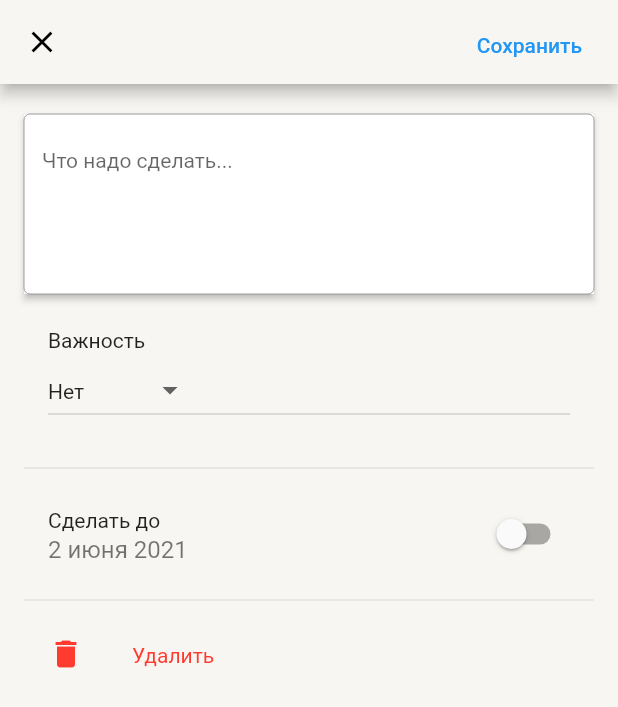
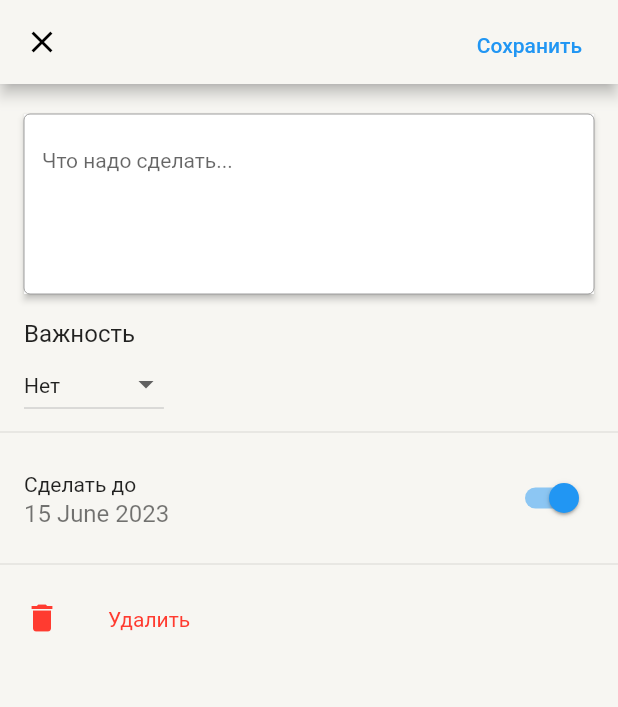
Before and after one commit to VARWA/todo, a Flutter app: the ChangeTaskScreenWidget screen opened by its route, on a phone screen of 412 x 824 dp. Shown: the top 707 px of the screen. Run offline on Flutter 3.47's test engine with Material 2 defaults, Android fonts, the phone set to English and light mode, and no system bars; our stand-ins replace logger, sqflite; accounts and stored records are empty; statements that could not run were skipped.

Commit message:
fix bugs

```diff
--- a/lib/change_task_screen/change_task_screen_widget.dart
+++ b/lib/change_task_screen/change_task_screen_widget.dart
@@ -1,4 +1,5 @@
 import 'package:flutter/material.dart';
+import 'package:intl/intl.dart';
 import 'package:logger/logger.dart';
 import 'package:provider/provider.dart';
 import 'package:todo/change_task_screen/new_task_model.dart';
@@ -14,46 +15,66 @@ class ChangeTaskScreenWidget extends StatefulWidget {
 }
 
 class _ChangeTaskScreenWidgetState extends State<ChangeTaskScreenWidget> {
-  int? maxId;
-  Task? newTask;
-
-  String priorityValue = 'Нет';
-  bool haveDeadline = false;
-  DateTime currentDate = DateTime.now();
-  DateTime? deadlineDate;
-
-  Future<void> _selectDate(BuildContext context) async {
-    final DateTime? pickedDate = await showDatePicker(
-        context: context,
-        initialDate: currentDate,
-        firstDate: DateTime(2020),
-        lastDate: DateTime(2050));
-    if (pickedDate != null && pickedDate != currentDate) {
-      setState(() {
-        haveDeadline = true;
-        deadlineDate = pickedDate; // todo: remake with task
-      });
-    }
-  }
+  Logger logger = Logger(printer: PrettyPrinter());
 
   @override
   Widget build(BuildContext context) {
     final args = ModalRoute.of(context)?.settings.arguments;
-    Logger logger = Logger(printer: PrettyPrinter());
-    logger.i('Start arguments for task remaker = $args');
+    final model = context.read<TasksListModel>();
+    int? maxId;
+    Task? newTaskFromList;
+    bool isNew = false;
+
     if (args != null) {
-      final Task newTask =
-          context.read<TasksListModel>().tasksList[args as int];
+      final oldTask = model.tasksList[model.searchTaskIndexById(args as int)];
+      newTaskFromList = Task(
+        id: oldTask.id,
+        task_name: oldTask.task_name,
+        priority_level: oldTask.priority_level,
+        date_deadline: oldTask.date_deadline,
+        completed: oldTask.completed,
+      );
     } else {
-      int? maxId = context.read<TasksListModel>().maxId;
+      maxId = context.read<TasksListModel>().maxId;
+      isNew = true;
+    }
+    logger.i('Args results: $newTaskFromList, $maxId');
+    Task createNewTask(id) {
+      return Task(
+        id: id + 1,
+        task_name: '',
+        priority_level: 0,
+        date_deadline: DateTime.now(),
+      );
+    }
+
+    Task createPreTask(int? maxId, Task? newTaskFromList) {
+      logger.i('Data for create PreNewTask max_Id from task_list: $maxId,'
+          ' task for recreating : $newTaskFromList');
+      if (newTaskFromList != null) {
+        return newTaskFromList;
+      } else {
+        return createNewTask(maxId);
+      }
     }
 
     Logger logging = Logger(printer: PrettyPrinter());
-    var textController = TextEditingController();
+    final createdPreTask = createPreTask(maxId, newTaskFromList);
 
-    return Provider(
-      create: (context) => NewTaskModel(max_id: maxId, newTask: newTask),
-      child: Scaffold(
+    return ListenableProvider(
+      create: (_) => NewTaskModel(newTask: createdPreTask, isNew: isNew),
+      builder: (context, child) {
+        final textController = TextEditingController(
+            text: context.watch<NewTaskModel>().newTask.task_name);
+        if (createdPreTask.date_deadline != null) {
+          context.read<NewTaskModel>().setDeadlineStatus(true);
+          context.read<NewTaskModel>().deadlineDate =
+              createdPreTask.date_deadline;
+        }
+        void addTask(Task task) {
+          context.read<TasksListModel>()
+        }
+        return Scaffold(
           backgroundColor: Theme.of(context).scaffoldBackgroundColor,
           appBar: AppBar(
             leading: IconButton(
@@ -63,7 +84,8 @@ class _ChangeTaskScreenWidgetState extends State<ChangeTaskScreenWidget> {
               color: LightThemeColors.labelPrimary,
               onPressed: () {
                 Navigator.of(context).pop();
-              }),
+              },
+            ),
             actions: [
               Padding(
                 padding: const EdgeInsets.only(right: 16),
@@ -72,7 +94,7 @@ class _ChangeTaskScreenWidgetState extends State<ChangeTaskScreenWidget> {
                     Task newTask = Task(
                       id: 4,
                       task_name: textController.text,
-                    date_deadline: deadlineDate,
+                      date_deadline: DateTime.now(),
                       priority_level: 0,
                     );
                     logging.i('$newTask');
@@ -83,11 +105,11 @@ class _ChangeTaskScreenWidgetState extends State<ChangeTaskScreenWidget> {
               ),
             ],
           ),
-        body: Padding(
+          body: ListView(
+            children: [
+              Padding(
                 padding: const EdgeInsets.only(top: 20, right: 16, left: 16),
-          child: ListView(
-            children: [
-              Column(
+                child: Column(
                   crossAxisAlignment: CrossAxisAlignment.start,
                   mainAxisAlignment: MainAxisAlignment.start,
                   children: [
@@ -111,14 +133,14 @@ class _ChangeTaskScreenWidgetState extends State<ChangeTaskScreenWidget> {
                       ),
                     ),
                     const SizedBox(height: 16),
-                  ListTile(
-                    title: const Text('Важность'),
-                    subtitle: DropdownButton<String>(
-                      value: priorityValue,
+                    const Text('Важность'),
+                    DropdownButton<String>(
+                      value: context.read<NewTaskModel>().priorityLevelString,
                       // isExpanded: true,
                       onChanged: (String? value) {
                         setState(() {
-                          priorityValue = value!;
+                          context.read<NewTaskModel>().priorityLevelString =
+                              value!;
                         });
                       },
                       items: ['Нет', 'Низкий', '!! Высокий']
@@ -142,30 +164,72 @@ class _ChangeTaskScreenWidgetState extends State<ChangeTaskScreenWidget> {
                         },
                       ).toList(),
                     ),
+                    // const SizedBox(height: 16),
+                  ],
                 ),
-                  const SizedBox(height: 16),
+              ),
+              Column(
+                children: [
                   const Divider(),
-                  SwitchListTile(
+                  ChangeDateWidget(),
+                  const Divider(),
+                  const DeleteTaskWidget(),
+                ],
+              )
+            ],
+          ),
+        );
+      },
+    );
+  }
+}
+
+class ChangeDateWidget extends StatefulWidget {
+  const ChangeDateWidget({Key? key}) : super(key: key);
+
+  @override
+  State<ChangeDateWidget> createState() => _ChangeDateWidgetState();
+}
+
+class _ChangeDateWidgetState extends State<ChangeDateWidget> {
+  @override
+  Widget build(BuildContext context) {
+    final model = context.read<NewTaskModel>();
+
+    Future<void> _selectDate(BuildContext context) async {
+      final DateTime? pickedDate = await showDatePicker(
+          context: context,
+          initialDate: model.currentDate,
+          firstDate: DateTime(2020),
+          lastDate: DateTime(2050));
+      if (pickedDate != null) {
+        model.setDeadlineStatus(true);
+        if (model.deadlineDate != pickedDate) {
+          model.deadlineDate = pickedDate;
+        }
+      }
+    }
+
+    late String subtitle;
+    if (model.haveDeadline == true && model.deadlineDate != null) {
+      subtitle = DateFormat('d MMMM yyyy').format(model.deadlineDate!);
+    } else {
+      subtitle = 'Нет';
+    }
+    return SwitchListTile(
       title: const Text('Сделать до'),
-                    subtitle: Text('2 июня 2021'),
-                    value: haveDeadline,
+      subtitle: Text(subtitle),
+      value: context.watch<NewTaskModel>().haveDeadline,
       onChanged: (bool value) {
-                      print(haveDeadline);
-                      if (haveDeadline) {
-                        haveDeadline = false;
+        setState(() {
+          print(value);
+          if (value == false) {
+            model.setDeadlineStatus(false);
           } else {
             _selectDate(context);
           }
+        });
       },
-                  ),
-                  const Divider(),
-                  const DeleteTaskWidget(),
-                ],
-              ),
-            ],
-          ),
-        ),
-      ),
     );
   }
 }
@@ -181,7 +245,7 @@ class DeleteTaskWidget extends StatelessWidget {
       onTap: () {
         context
             .read<TasksListModel>()
-            .deleteTaskWithId(context.read<NewTaskModel>().newTaskModel.id);
+            .deleteTaskWithId(context.read<NewTaskModel>().newTask.id);
         Navigator.of(context).pop(); // todo: complete this
       },
       leading: const Icon(
--- a/lib/change_task_screen/new_task_model.dart
+++ b/lib/change_task_screen/new_task_model.dart
@@ -4,28 +4,37 @@ import 'package:logger/logger.dart';
 import '../models/task_model.dart';
 
 class NewTaskModel extends ChangeNotifier {
-  late Task _newTaskModel;
+  Task newTask;
   Logger logger = Logger(printer: PrettyPrinter());
+  String priorityLevelString = 'Нет';
+  bool isNew;
 
-  NewTaskModel({required max_id, required newTask}) {
-    logger.i('Data for create PreNewTask max_Id from task_list: $max_id,'
-        ' task for recreating : $newTask');
-    if (newTask == null) {
-      createNewTask(max_id);
-    } else {
-      recreateOldTask(newTask);
-    }
-    logger.i('PreNewTask: $_newTaskModel');
+  NewTaskModel({required this.newTask, required this.isNew});
+
+  bool _haveDeadline = false;
+
+  get haveDeadline => _haveDeadline;
+
+  DateTime currentDate = DateTime.now();
+  DateTime? deadlineDate;
+
+  void switchDeadline() {
+    _haveDeadline = !_haveDeadline;
+    notifyListeners();
   }
 
-  get newTaskModel => _newTaskModel;
-
-  void recreateOldTask(task) {
-    _newTaskModel = task;
+  void setDeadlineStatus(bool value) {
+    _haveDeadline = value;
+    notifyListeners();
   }
 
-  void createNewTask(id) {
-    _newTaskModel =
-        Task(id: id + 1, task_name: '', priority_level: 0, date_deadline: null);
+  int formatPriorityLevel() {
+    if (priorityLevelString == 'Нет') {
+      return 0;
+    } else if (priorityLevelString == 'Низкий') {
+      return 1;
+    } else {
+      return 2;
+    }
   }
 }
--- a/lib/main_screen/main_screen_widget.dart
+++ b/lib/main_screen/main_screen_widget.dart
@@ -160,7 +160,7 @@ class CompletedCountWidget extends StatelessWidget {
           title: Text(
               'Выполнено - ${context.watch<TasksListModel>().completedCount}'),
           trailing: InkWell(
-            onTap: () => print("2"),
+            onTap: () => print("2"), //todo: fix untapping
             child: const Padding(
               padding: EdgeInsets.all(2.0),
               child: Icon(Icons.visibility),
```
Lines whose indentation alone changed are shown as unchanged.
